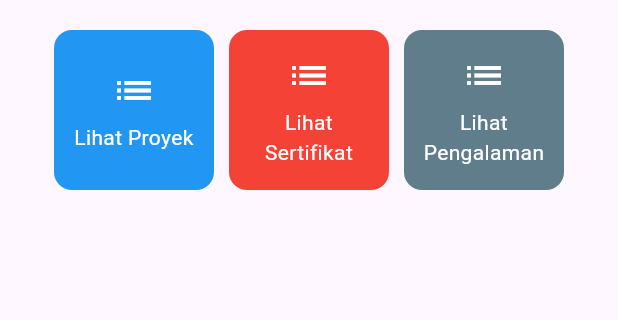
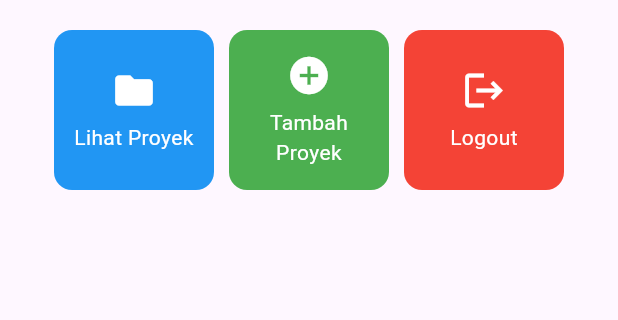
Before and after one commit to elcodebase/myportofolio_mobile, a Flutter app: the screen it shows after launch, on a phone screen of 412 x 824 dp, the part 387-707 px from its top. Run offline on Flutter 3.47's test engine with Material 3 defaults, Android fonts, the phone set to English and light mode, and no system bars.

Commit message:
feat: ubah menu aksi (lihat, tambah, logout) & rapikan README

```diff
--- a/lib/menu.dart
+++ b/lib/menu.dart
@@ -18,9 +18,9 @@ class MyHomePage extends StatelessWidget {
   // always marked "final".
 
   final List<ItemHomepage> items = [
-    ItemHomepage("Lihat Proyek", Icons.list, Colors.blue),
-    ItemHomepage("Lihat Sertifikat", Icons.list, Colors.red),
-    ItemHomepage("Lihat Pengalaman", Icons.list, Colors.blueGrey),
+    ItemHomepage("Lihat Proyek", Icons.folder, Colors.blue),
+    ItemHomepage("Tambah Proyek", Icons.add_circle, Colors.green),
+    ItemHomepage("Logout", Icons.logout, Colors.red),
   ];
 
   @override
```
Also changed, not shown: 1 other file.
